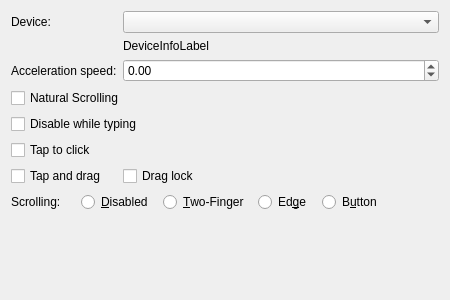
The window that lxqt-config-input/touchpadconfig.ui (lxqt/lxqt-config) describes before a commit, drawn with Qt 5.
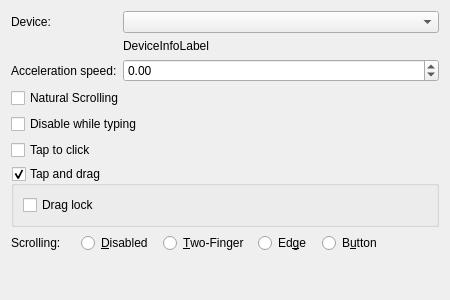
The same window after the commit.

Commit message:
Fixed "Drag lock" box
Also,

 * Simplified the code by using `isChecked()` instead of `checkState()` and removing extra connections and state settings.
 * Made using of "Drag lock" dependent on "Tap and drag".

```diff
--- a/lxqt-config-input/touchpadconfig.ui
+++ b/lxqt-config-input/touchpadconfig.ui
@@ -76,30 +76,14 @@
     </widget>
    </item>
    <item row="6" column="0" colspan="2">
-    <layout class="QHBoxLayout" name="horizontalLayout_2">
-     <item>
-      <widget class="QCheckBox" name="tapToDragEnabledCheckBox">
-       <property name="text">
+    <widget class="QGroupBox" name="tapToDragEnabledCheckBox">
+     <property name="title">
         <string>Tap and drag</string>
        </property>
-      </widget>
-     </item>
-     <item>
-      <spacer name="horizontalSpacer_3">
-       <property name="orientation">
-        <enum>Qt::Orientation::Horizontal</enum>
-       </property>
-       <property name="sizeType">
-        <enum>QSizePolicy::Fixed</enum>
-       </property>
-       <property name="sizeHint" stdset="0">
-        <size>
-         <width>10</width>
-         <height>5</height>
-        </size>
-       </property>
-      </spacer>
-     </item>
+     <property name="checkable">
+      <bool>true</bool>
+     </property>
+     <layout class="QVBoxLayout" name="verticalLayout">
      <item>
       <widget class="QCheckBox" name="dragLockEnabledCheckBox">
        <property name="text">
@@ -107,20 +91,8 @@
        </property>
       </widget>
      </item>
-     <item>
-      <spacer name="horizontalSpacer_4">
-       <property name="orientation">
-        <enum>Qt::Orientation::Horizontal</enum>
-       </property>
-       <property name="sizeHint" stdset="0">
-        <size>
-         <width>10</width>
-         <height>5</height>
-        </size>
-       </property>
-      </spacer>
-     </item>
-    </layout>
+     </layout>
+    </widget>
    </item>
    <item row="7" column="0" colspan="2">
     <layout class="QHBoxLayout" name="horizontalLayout">
```
Lines whose indentation alone changed are shown as unchanged. The commit also changes 2 other files.
